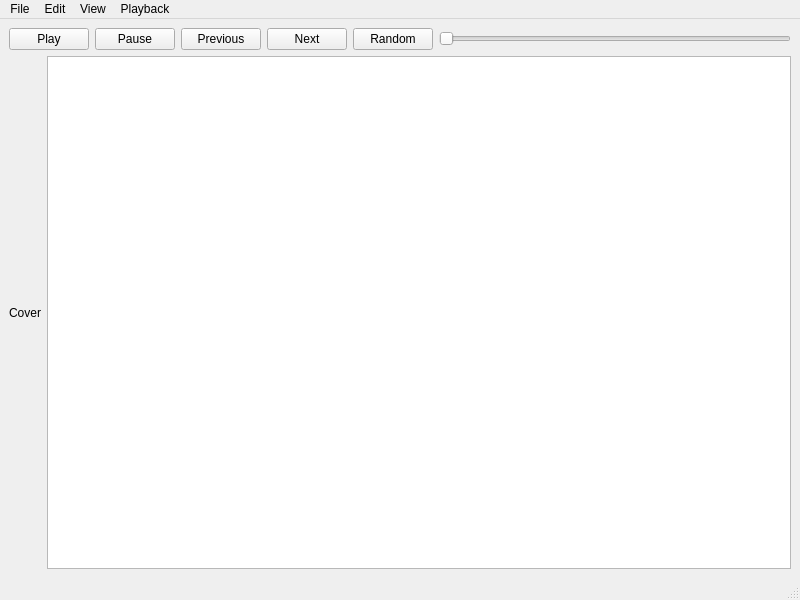
Qt form src/mainwindow.ui (lywlywly/music-player) before a commit.
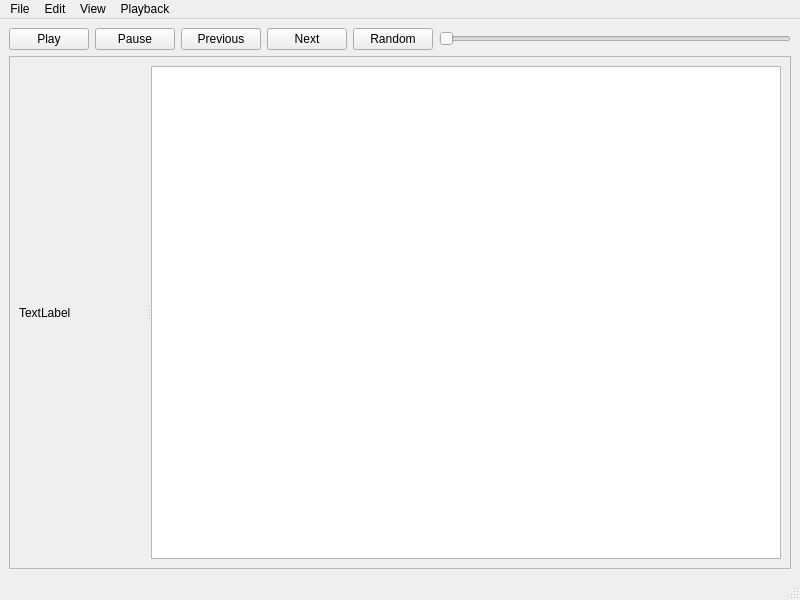
The same form after that commit.

Commit message: resizable image

What changed in the file:
```diff
--- a/src/mainwindow.ui
+++ b/src/mainwindow.ui
@@ -16,6 +16,8 @@
   <widget class="QWidget" name="centralWidget">
    <layout class="QVBoxLayout" name="verticalLayout_4">
     <item>
+     <layout class="QVBoxLayout" name="verticalLayout_3">
+      <item>
      <layout class="QHBoxLayout" name="horizontalLayout">
       <item>
        <widget class="QPushButton" name="play_button">
@@ -62,33 +64,41 @@
      </layout>
     </item>
     <item>
-     <layout class="QVBoxLayout" name="verticalLayout_2">
+       <widget class="QFrame" name="frame">
+        <property name="frameShape">
+         <enum>QFrame::StyledPanel</enum>
+        </property>
+        <property name="frameShadow">
+         <enum>QFrame::Raised</enum>
+        </property>
+        <layout class="QHBoxLayout" name="horizontalLayout_7">
       <item>
-       <layout class="QHBoxLayout" name="horizontalLayout_2">
-        <item>
+          <widget class="QSplitter" name="splitter">
+           <property name="maximumSize">
+            <size>
+             <width>16777215</width>
+             <height>6000</height>
+            </size>
+           </property>
+           <property name="orientation">
+            <enum>Qt::Horizontal</enum>
+           </property>
          <widget class="QLabel" name="label">
-          <property name="enabled">
-           <bool>true</bool>
-          </property>
           <property name="maximumSize">
            <size>
-            <width>400</width>
-            <height>16777215</height>
+              <width>500</width>
+              <height>6000</height>
            </size>
           </property>
           <property name="text">
-           <string>Cover</string>
-          </property>
-         </widget>
-        </item>
-        <item>
-         <widget class="QTableView" name="tableView">
-          <property name="tabletTracking">
-           <bool>false</bool>
-          </property>
+             <string>TextLabel</string>
+            </property>
+           </widget>
+           <widget class="QTableView" name="tableView"/>
          </widget>
         </item>
        </layout>
+       </widget>
       </item>
      </layout>
     </item>
```
Lines whose indentation alone changed are shown as unchanged. The commit also changes 2 other files.
